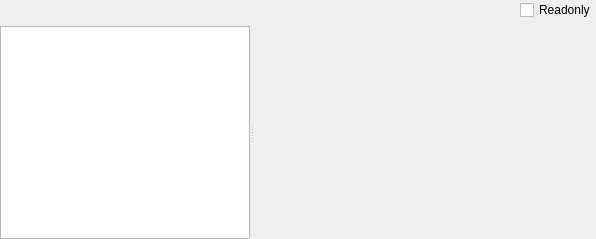
This is MACH/machwidget.ui in horsicq/FormatWidgets as Qt 5 draws it before an edit. The edited form follows.
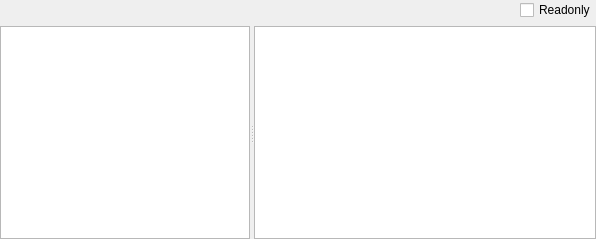
This is the edited form. The open tabs and pages were chosen to show the change. Custom widgets are drawn as their Qt base class.

Patch:
```diff
--- a/MACH/machwidget.ui
+++ b/MACH/machwidget.ui
@@ -144,7 +144,41 @@
         </item>
        </layout>
       </widget>
-      <widget class="QWidget" name="page_commands"/>
+      <widget class="QWidget" name="page_commands">
+       <layout class="QVBoxLayout" name="verticalLayout_5">
+        <property name="leftMargin">
+         <number>0</number>
+        </property>
+        <property name="topMargin">
+         <number>0</number>
+        </property>
+        <property name="rightMargin">
+         <number>0</number>
+        </property>
+        <property name="bottomMargin">
+         <number>0</number>
+        </property>
+        <item>
+         <widget class="QTableWidget" name="tableWidget_commands">
+          <property name="editTriggers">
+           <set>QAbstractItemView::NoEditTriggers</set>
+          </property>
+          <property name="selectionMode">
+           <enum>QAbstractItemView::SingleSelection</enum>
+          </property>
+          <property name="selectionBehavior">
+           <enum>QAbstractItemView::SelectRows</enum>
+          </property>
+          <attribute name="verticalHeaderDefaultSectionSize">
+           <number>21</number>
+          </attribute>
+          <attribute name="verticalHeaderMinimumSectionSize">
+           <number>20</number>
+          </attribute>
+         </widget>
+        </item>
+       </layout>
+      </widget>
      </widget>
     </widget>
    </item>
```
Left out of the diff: 4 changed lines with no effect on the pictures.
